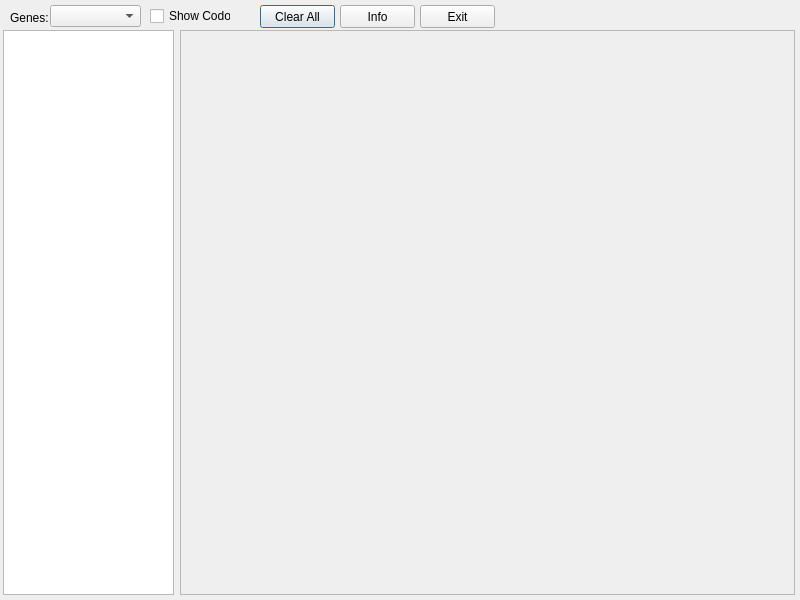
jasonborn/HLA, file Dialog/alignmentdlg.ui: the form before one commit.
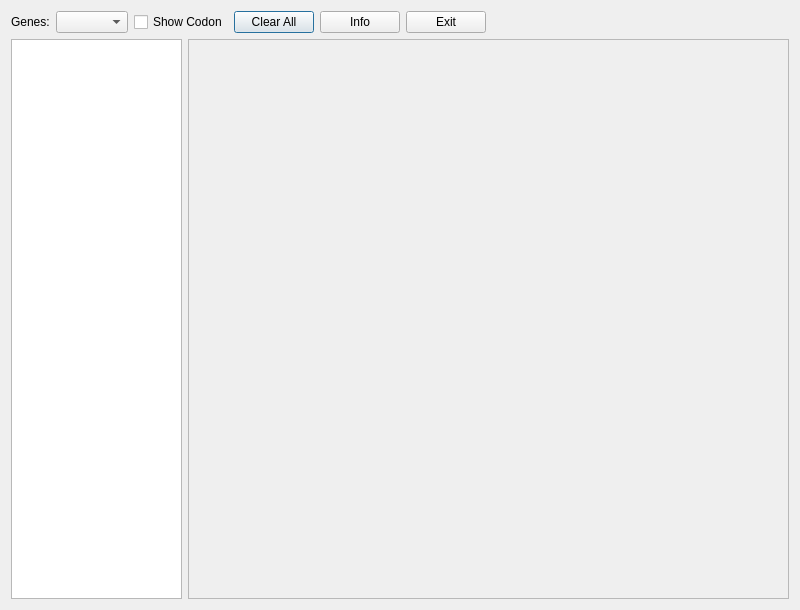
The form after the commit. Icons and pictures are not drawn.

Patch:
```diff
--- a/Dialog/alignmentdlg.ui
+++ b/Dialog/alignmentdlg.ui
@@ -7,7 +7,7 @@
     <x>0</x>
     <y>0</y>
     <width>800</width>
-    <height>600</height>
+    <height>609</height>
    </rect>
   </property>
   <property name="windowTitle">
@@ -17,114 +17,102 @@
    <iconset resource="../hla.qrc">
     <normaloff>:/png/images/about.png</normaloff>:/png/images/about.png</iconset>
   </property>
+  <layout class="QGridLayout" name="gridLayout">
+   <item row="0" column="0" colspan="2">
+    <layout class="QHBoxLayout" name="horizontalLayout">
+     <item>
   <widget class="QLabel" name="label">
-   <property name="geometry">
-    <rect>
-     <x>10</x>
-     <y>8</y>
-     <width>41</width>
-     <height>20</height>
-    </rect>
-   </property>
    <property name="text">
     <string>Genes:</string>
    </property>
   </widget>
-  <widget class="QComboBox" name="comboBox">
-   <property name="geometry">
-    <rect>
-     <x>50</x>
-     <y>5</y>
-     <width>91</width>
-     <height>22</height>
-    </rect>
-   </property>
-  </widget>
+     </item>
+     <item>
+      <widget class="QComboBox" name="comboBox"/>
+     </item>
+     <item>
   <widget class="QCheckBox" name="checkBox">
-   <property name="geometry">
-    <rect>
-     <x>150</x>
-     <y>8</y>
-     <width>81</width>
-     <height>16</height>
-    </rect>
-   </property>
    <property name="text">
     <string>Show Codon</string>
    </property>
   </widget>
+     </item>
+     <item>
   <widget class="QPushButton" name="btnClear">
-   <property name="geometry">
-    <rect>
-     <x>260</x>
-     <y>5</y>
-     <width>75</width>
-     <height>23</height>
-    </rect>
-   </property>
    <property name="text">
     <string>Clear All</string>
    </property>
   </widget>
+     </item>
+     <item>
   <widget class="QPushButton" name="btnInfo">
-   <property name="geometry">
-    <rect>
-     <x>340</x>
-     <y>5</y>
-     <width>75</width>
-     <height>23</height>
-    </rect>
-   </property>
    <property name="text">
     <string>Info</string>
    </property>
   </widget>
+     </item>
+     <item>
   <widget class="QPushButton" name="btnExit">
-   <property name="geometry">
-    <rect>
-     <x>420</x>
-     <y>5</y>
-     <width>75</width>
-     <height>23</height>
-    </rect>
-   </property>
    <property name="text">
     <string>Exit</string>
    </property>
   </widget>
+     </item>
+     <item>
+      <spacer name="horizontalSpacer">
+       <property name="orientation">
+        <enum>Qt::Horizontal</enum>
+       </property>
+       <property name="sizeHint" stdset="0">
+        <size>
+         <width>40</width>
+         <height>20</height>
+        </size>
+       </property>
+      </spacer>
+     </item>
+    </layout>
+   </item>
+   <item row="1" column="0">
   <widget class="QListWidget" name="listWidget">
-   <property name="geometry">
-    <rect>
-     <x>3</x>
-     <y>30</y>
+     <property name="minimumSize">
+      <size>
      <width>171</width>
-     <height>565</height>
-    </rect>
-   </property>
-  </widget>
+       <height>560</height>
+      </size>
+     </property>
+     <property name="maximumSize">
+      <size>
+       <width>171</width>
+       <height>16777215</height>
+      </size>
+     </property>
+    </widget>
+   </item>
+   <item row="1" column="1">
   <widget class="QScrollArea" name="scrollArea">
-   <property name="geometry">
-    <rect>
-     <x>180</x>
-     <y>30</y>
-     <width>615</width>
-     <height>565</height>
-    </rect>
+     <property name="horizontalScrollBarPolicy">
+      <enum>Qt::ScrollBarAlwaysOff</enum>
+     </property>
+     <property name="sizeAdjustPolicy">
+      <enum>QAbstractScrollArea::AdjustToContents</enum>
    </property>
    <property name="widgetResizable">
-    <bool>true</bool>
+      <bool>false</bool>
    </property>
    <widget class="QWidget" name="scrollAreaWidgetContents">
     <property name="geometry">
      <rect>
       <x>0</x>
       <y>0</y>
-      <width>613</width>
-      <height>563</height>
+        <width>603</width>
+        <height>558</height>
      </rect>
     </property>
    </widget>
   </widget>
+   </item>
+  </layout>
  </widget>
  <resources>
   <include location="../hla.qrc"/>
```
Lines whose indentation alone changed are shown as unchanged.
